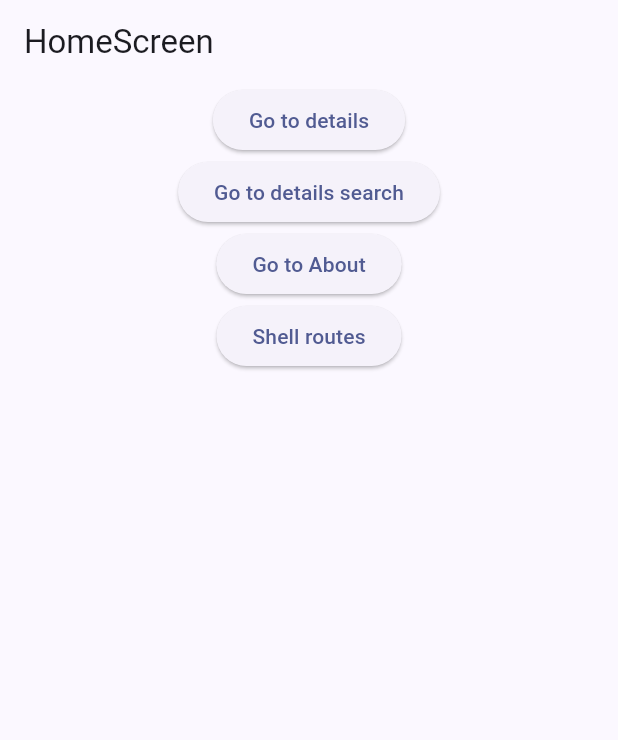
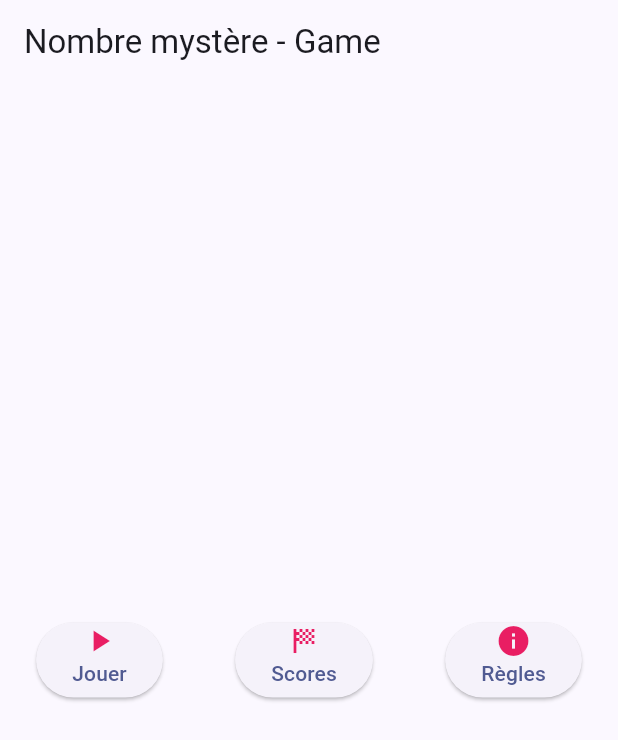
Before and after one commit to GaelSimon01/tp_mobile_note, a Flutter app: the HomeScreen screen opened by its route, on a phone screen of 412 x 824 dp. Shown: the top 740 px of the screen. Run offline on Flutter 3.47's test engine with Material 3 defaults, Android fonts, the phone set to English and light mode, and no system bars; our stand-ins replace go_router.

Commit message:
Ajout du début de la page d'accueil du jeu

```diff
--- a/nombre_mystere/lib/app.dart
+++ b/nombre_mystere/lib/app.dart
@@ -22,7 +22,7 @@ class MyApp extends StatelessWidget {
               builder: ((context) {
                 final GoRouter router = Provider.of<AppRouter>(context).router;
                 return MaterialApp.router(
-                  title: 'Flutter router first try',
+                  title: 'Application - Nombre mystère',
                   theme: ThemeData(
                     colorScheme: ColorScheme.fromSeed(seedColor: Colors.indigoAccent),
 
--- a/nombre_mystere/lib/router/app_router.dart
+++ b/nombre_mystere/lib/router/app_router.dart
@@ -49,7 +49,19 @@ class AppRouter {
             builder: (context, state) => const HomeScreen(),
             routes: <RouteBase>[
               GoRoute(
-                  path: 'about',
+                  path: 'play-game',
+                  builder: (context, state) {
+                    return const AboutScreen();
+                  }
+              ),
+              GoRoute(
+                  path: 'view-scores',
+                  builder: (context, state) {
+                    return const AboutScreen();
+                  }
+              ),
+              GoRoute(
+                  path: 'info',
                   builder: (context, state) {
                     return const AboutScreen();
                   }
--- a/nombre_mystere/lib/ui/homescreen.dart
+++ b/nombre_mystere/lib/ui/homescreen.dart
@@ -8,26 +8,62 @@ class HomeScreen extends StatelessWidget {
   Widget build(BuildContext context) {
     return Scaffold(
       appBar: AppBar(
-        title: const Text("HomeScreen"),
+        title: const Text("Nombre mystère - Game"),
       ),
       body: Center(
-        child: Column(
-          children: [
+        child: Row(
+          mainAxisAlignment: MainAxisAlignment.spaceAround,
+          children: <Widget>[
             ElevatedButton(
-              onPressed: () => context.go('/details/123'),
-              child: const Text("Go to details"),
+                onPressed: () => context.go('/home/play-game'),
+                child: const SizedBox(
+                  height: 50,
+                  child: Column(
+                    children: [
+                      Icon(
+                        Icons.play_arrow,
+                        color: Colors.pink,
+                        size: 24.0,
+                        semanticLabel: 'Text to announce in accessibility modes',
+                      ),
+                      Text("Jouer")
+                    ],
+                  ),
+                )
             ),
             ElevatedButton(
-              onPressed: () => context.go('/details?search=124'),
-              child: const Text("Go to details search"),
+              onPressed: () => context.go('/home/view-scores'),
+              child: const SizedBox(
+                  height: 50,
+                  child: Column(
+                    children: [
+                      Icon(
+                        Icons.sports_score,
+                        color: Colors.pink,
+                        size: 24.0,
+                        semanticLabel: 'Text to announce in accessibility modes',
+                      ),
+                      Text("Scores")
+                    ],
+                ),
+              ),
             ),
             ElevatedButton(
-              onPressed: () => context.go('/home/about'),
-              child: const Text("Go to About"),
-            ),
-            ElevatedButton(
-              onPressed: () => context.go('/home/a'),
-              child: const Text("Shell routes"),
+              onPressed: () => context.go('/home/info'),
+              child: const SizedBox(
+                height: 50,
+                child : Column(
+                  children: [
+                    Icon(
+                      Icons.info,
+                      color: Colors.pink,
+                      size: 24.0,
+                      semanticLabel: 'Text to announce in accessibility modes',
+                    ),
+                    Text("Règles")
+                  ],
+                ),
+              ),
             ),
           ],
         ),
--- a/nombre_mystere/pubspec.yaml
+++ b/nombre_mystere/pubspec.yaml
@@ -63,8 +63,8 @@ flutter:
   uses-material-design: true
 
   # To add assets to your application, add an assets section, like this:
-  # assets:
-  #   - images/a_dot_burr.jpeg
+  assets:
+    - images/
   #   - images/a_dot_ham.jpeg
 
   # An image asset can refer to one or more resolution-specific "variants", see
```
Also changed, not shown: nombre_mystere/images/game.jpg (added), 1 other file.
